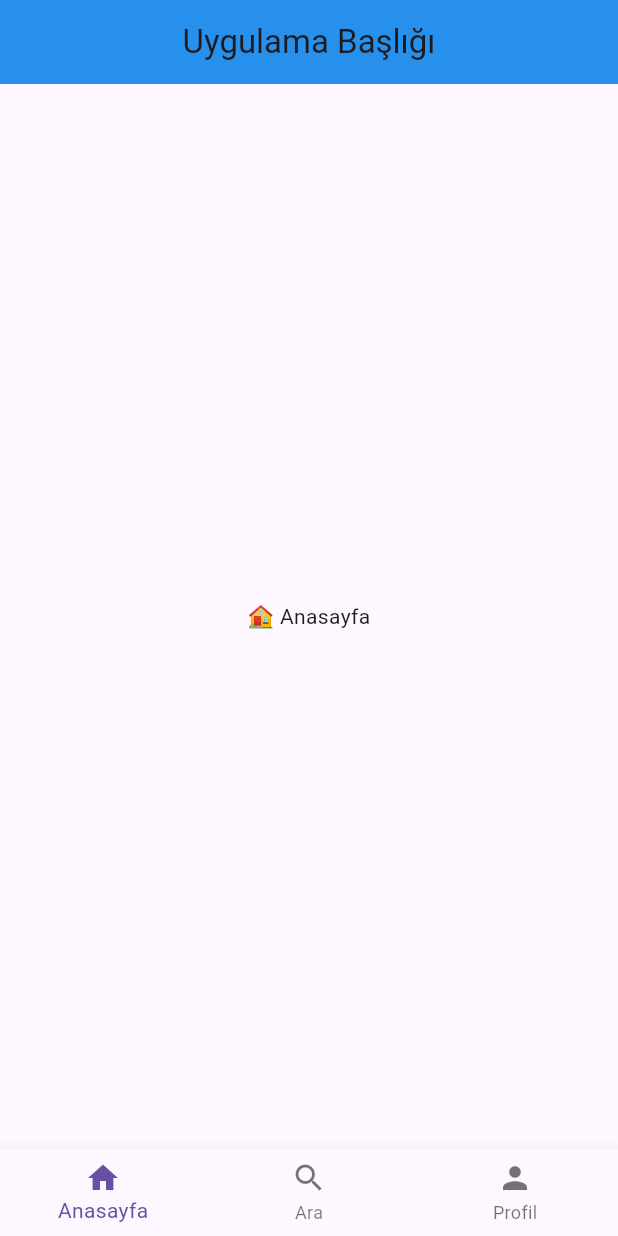
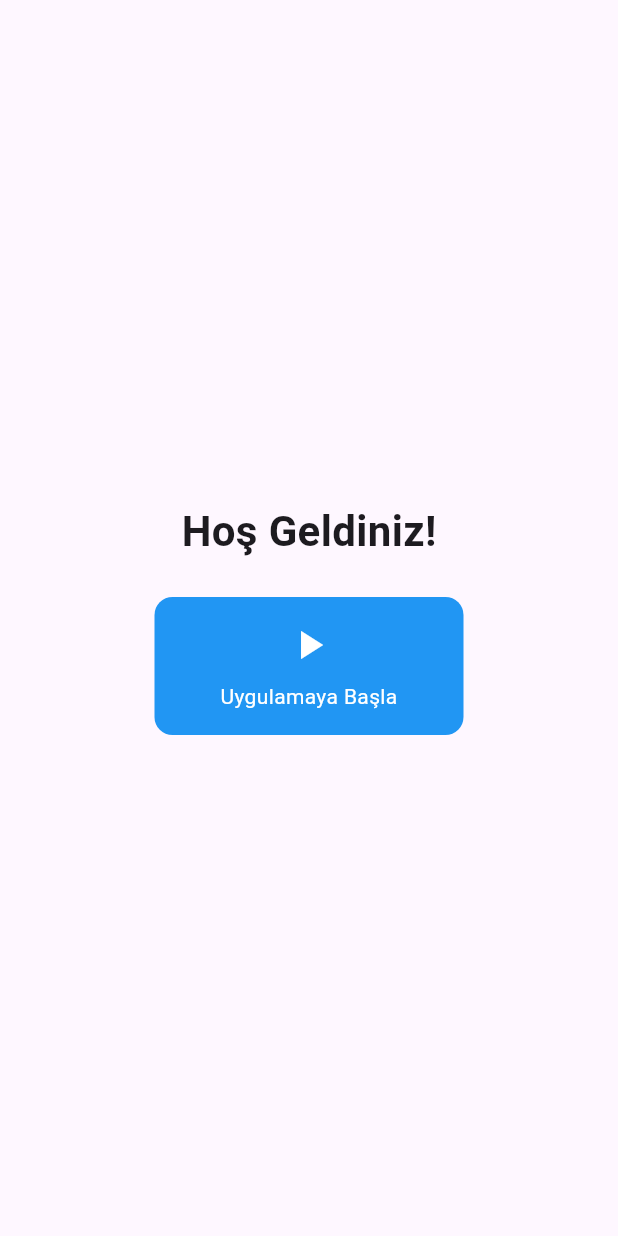
Before and after one commit to CihatDemirkol/flutterExample, a Flutter app: the screen it shows after launch, on a phone screen of 412 x 824 dp. Run offline on Flutter 3.47's test engine with Material 3 defaults, Android fonts, the phone set to English and light mode, and no system bars.

Commit message:
Refactor UI components and update navigation structure
Reorganized and renamed component files for consistency, replacing old AppBar and BottomNavigationBar implementations with enhanced custom widgets. Introduced reusable CustomButton and CustomContainer components. Updated main.dart to use named routes and new layout structure. Added WelcomePage, HomePage, ProfilePage, and refactored Layout logic for improved navigation and maintainability.

```diff
--- a/lib/compenant/AppBar.dart
+++ /dev/null
@@ -1,20 +0,0 @@
-import 'package:flutter/material.dart';
-
-class CustomAppBar extends StatelessWidget implements PreferredSizeWidget {
-  final String title;
-
-  const CustomAppBar({Key? key, required this.title}) : super(key: key);
-
-  @override
-  Widget build(BuildContext context) {
-    return AppBar(
-      title: Text(title),
-      centerTitle: true,
-      backgroundColor: Colors.blue,
-      elevation: 4,
-    );
-  }
-
-  @override
-  Size get preferredSize => const Size.fromHeight(kToolbarHeight);
-}
--- /dev/null
+++ b/lib/componenat/custom_button.dart
@@ -0,0 +1,58 @@
+import 'package:flutter/material.dart';
+
+class CustomButton extends StatelessWidget {
+  final String text;
+  final VoidCallback onPressed;
+  final Color backgroundColor;
+  final Color textColor;
+  final double borderRadius;
+  final EdgeInsetsGeometry padding;
+  final double iconSize;
+  final double fontSize;
+  final IconData icon;
+
+  const CustomButton({
+    Key? key,
+    required this.text,
+    required this.onPressed,
+    required this.icon,
+    this.backgroundColor = Colors.blue,
+    this.textColor = Colors.white,
+    this.borderRadius = 12,
+    this.padding = const EdgeInsets.all(16),
+    this.iconSize = 32,
+    this.fontSize = 14,
+  }) : super(key: key);
+
+  @override
+  Widget build(BuildContext context) {
+    double buttonWidth = MediaQuery.of(context).size.width * 0.5; // responsive
+
+    return GestureDetector(
+      onTap: onPressed,
+      child: Container(
+        width: buttonWidth,
+        padding: padding,
+        decoration: BoxDecoration(
+          color: backgroundColor,
+          borderRadius: BorderRadius.circular(borderRadius),
+        ),
+        child: Column(
+          mainAxisSize: MainAxisSize.min,
+          children: [
+            Icon(icon, size: iconSize, color: textColor),
+            SizedBox(height: 8),
+            Text(
+              text,
+              style: TextStyle(
+                fontSize: fontSize,
+                color: textColor,
+              ),
+              textAlign: TextAlign.center,
+            ),
+          ],
+        ),
+      ),
+    );
+  }
+}
--- a/lib/compenant/BottomNavigationBar.dart
+++ b/lib/componenat/custom_navbar.dart
@@ -1,14 +1,10 @@
 import 'package:flutter/material.dart';
 
-class CustomBottomNavBar extends StatelessWidget {
+class CustomNavBar extends StatelessWidget {
   final int currentIndex;
   final Function(int) onTap;
 
-  const CustomBottomNavBar({
-    Key? key,
-    required this.currentIndex,
-    required this.onTap,
-  }) : super(key: key);
+  const CustomNavBar({Key? key, required this.currentIndex, required this.onTap}) : super(key: key);
 
   @override
   Widget build(BuildContext context) {
@@ -16,8 +12,7 @@ class CustomBottomNavBar extends StatelessWidget {
       currentIndex: currentIndex,
       onTap: onTap,
       items: const [
-        BottomNavigationBarItem(icon: Icon(Icons.home), label: 'Anasayfa'),
-        BottomNavigationBarItem(icon: Icon(Icons.search), label: 'Ara'),
+        BottomNavigationBarItem(icon: Icon(Icons.home), label: 'Ana Sayfa'),
         BottomNavigationBarItem(icon: Icon(Icons.person), label: 'Profil'),
       ],
     );
--- a/lib/main.dart
+++ b/lib/main.dart
@@ -1,21 +1,24 @@
 import 'package:flutter/material.dart';
-import 'scene/LayoutPage.dart'; // LayoutPage dosyanı import et
+import 'scene/layout.dart';
+import 'scene/welcome_page.dart';
 
 void main() {
-  runApp(const MyApp());
+  runApp(MyApp());
 }
 
 class MyApp extends StatelessWidget {
-  const MyApp({super.key});
-
   @override
   Widget build(BuildContext context) {
     return MaterialApp(
-      title: 'Flutter Demo',
-      theme: ThemeData(
-        primarySwatch: Colors.blue,
-      ),
-      home: const LayoutPage(), // Buraya LayoutPage çağrılıyor!
+      title: 'Flutter Uygulama',
+      debugShowCheckedModeBanner: false,
+      theme: ThemeData(primarySwatch: Colors.blue),
+      initialRoute: '/', // İlk açılan sayfa
+      routes: {
+        '/': (context) => WelcomePage(),
+        '/layout': (context) => Layout(),
+      },
     );
   }
 }
+// main.dart
--- a/lib/scene/LayoutPage.dart
+++ /dev/null
@@ -1,38 +0,0 @@
-import 'package:flutter/material.dart';
-import '../compenant/AppBar.dart'; // AppBar bileşenini çağırıyoruz
-import '../compenant/BottomNavigationBar.dart'; // BottomNavBar bileşenini çağırıyoruz
-
-class LayoutPage extends StatefulWidget {
-  const LayoutPage({Key? key}) : super(key: key);
-
-  @override
-  State<LayoutPage> createState() => _LayoutPageState();
-}
-
-class _LayoutPageState extends State<LayoutPage> {
-  int _selectedIndex = 0;
-
-  final List<Widget> _pages = const [
-    Center(child: Text('🏠 Anasayfa')),
-    Center(child: Text('🔍 Ara')),
-    Center(child: Text('👤 Profil')),
-  ];
-
-  void _onItemTapped(int index) {
-    setState(() {
-      _selectedIndex = index;
-    });
-  }
-
-  @override
-  Widget build(BuildContext context) {
-    return Scaffold(
-      appBar: const CustomAppBar(title: 'Uygulama Başlığı'), // AppBar çağrıldı
-      body: _pages[_selectedIndex], // Seçilen sayfa
-      bottomNavigationBar: CustomBottomNavBar( // NavBar çağrıldı
-        currentIndex: _selectedIndex,
-        onTap: _onItemTapped,
-      ),
-    );
-  }
-}
--- /dev/null
+++ b/lib/scene/welcome_page.dart
@@ -0,0 +1,30 @@
+import 'package:flutter/material.dart';
+import '../componenat/custom_button.dart';
+
+class WelcomePage extends StatelessWidget {
+  @override
+  Widget build(BuildContext context) {
+    return Scaffold(
+      body: Center(
+        child: Column(
+          mainAxisSize: MainAxisSize.min,
+          children: [
+            Text(
+              "Hoş Geldiniz!",
+              style: TextStyle(fontSize: 28, fontWeight: FontWeight.bold),
+            ),
+            SizedBox(height: 24),
+            CustomButton(
+              text: "Uygulamaya Başla",
+              icon: Icons.play_arrow,
+              onPressed: () {
+                Navigator.pushReplacementNamed(context, '/layout');
+              },
+              backgroundColor: Colors.blue,
+            ),
+          ],
+        ),
+      ),
+    );
+  }
+}
```
Also changed, not shown: lib/componenat/custom_appbar.dart (added, +26 -0 lines), lib/componenat/custom_container.dart (added, +47 -0 lines), lib/scene/home_page.dart (added, +82 -0 lines), lib/scene/layout.dart (added, +44 -0 lines), lib/scene/profile_page.dart (added, +9 -0 lines), 1 other file.
